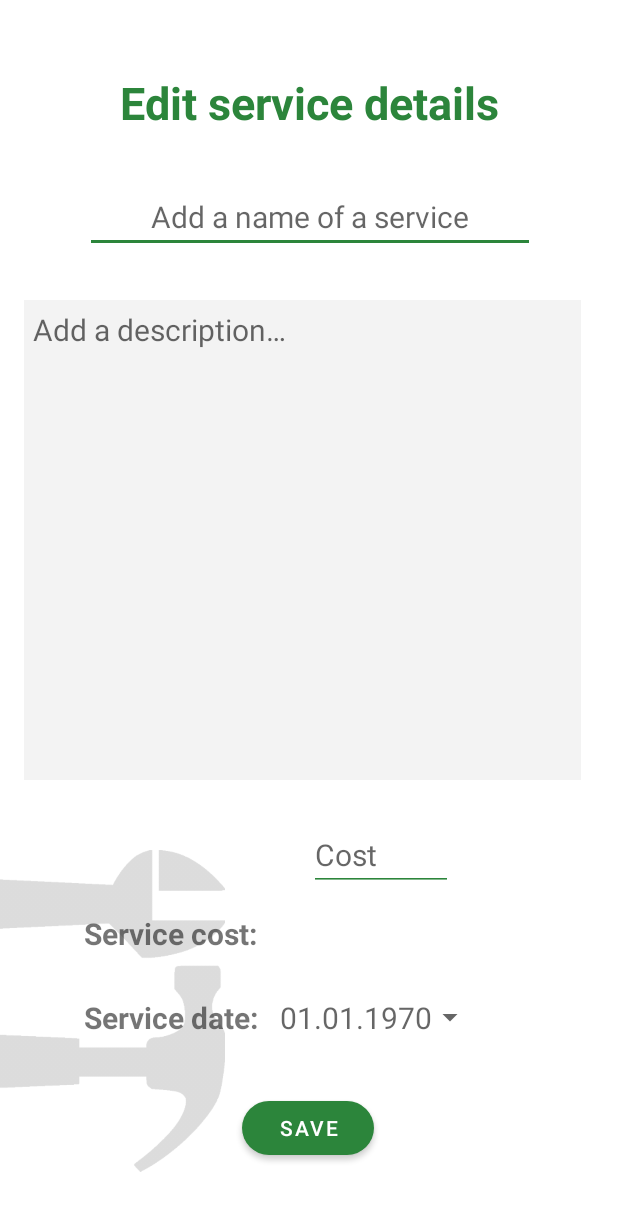
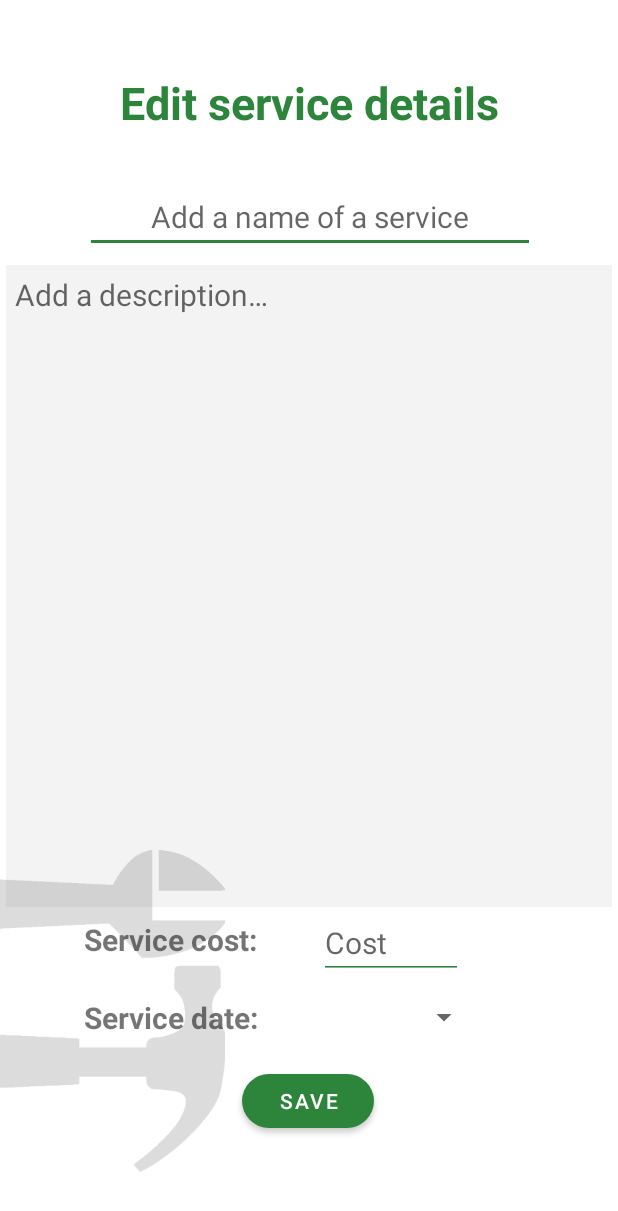
Before and after one commit to Pollongz/FuelApp, an Android app: the EditServiceActivity screen opened directly, with no data from a screen before it, on a phone screen of 412 x 824 dp. Shown: the top 1211 px of the screen. Run offline under Robolectric (Android 15) with nearby library versions, the light colour scheme and no system bars; Roboto replaces fonts that are not available here.

Commit message:
repairing the responsiveness of the application

```diff
--- a/app/src/main/res/layout/activity_edit_service.xml
+++ b/app/src/main/res/layout/activity_edit_service.xml
@@ -41,13 +41,17 @@
 
     <EditText
         android:id="@+id/editServiceDescEt"
-        android:layout_width="371dp"
-        android:layout_height="320dp"
-        android:layout_marginTop="200dp"
+        android:layout_width="0dp"
+        android:layout_height="0dp"
+        android:layout_marginStart="4dp"
+        android:layout_marginTop="8dp"
+        android:layout_marginEnd="4dp"
+        android:layout_marginBottom="8dp"
         android:background="#73E4E4E4"
         android:ems="10"
         android:gravity="start|top"
         android:hint="@string/add_a_description"
+        android:importantForAutofill="no"
         android:inputType="textMultiLine"
         android:lines="12"
         android:maxLength="400"
@@ -57,17 +61,17 @@
         android:paddingRight="6dp"
         android:paddingBottom="6dp"
         android:textSize="20sp"
+        app:layout_constraintBottom_toTopOf="@+id/titleServiceCostTv"
         app:layout_constraintEnd_toEndOf="parent"
         app:layout_constraintHorizontal_bias="0.39"
         app:layout_constraintStart_toStartOf="parent"
-        app:layout_constraintTop_toTopOf="parent"
-        android:importantForAutofill="no" />
+        app:layout_constraintTop_toBottomOf="@+id/editServiceTitleEt" />
 
     <EditText
         android:id="@+id/editServiceCostEt"
         android:layout_width="96dp"
         android:layout_height="wrap_content"
-        android:layout_marginTop="26dp"
+        android:layout_marginStart="4dp"
         android:layout_marginEnd="8dp"
         android:ems="10"
         android:gravity="start"
@@ -79,22 +83,27 @@
         android:textSize="20sp"
         app:backgroundTint="@color/main_color"
         app:layout_constraintEnd_toEndOf="parent"
-        app:layout_constraintHorizontal_bias="0.668"
-        app:layout_constraintStart_toStartOf="parent"
+        app:layout_constraintHorizontal_bias="0.278"
+        app:layout_constraintStart_toEndOf="@+id/titleServiceCostTv"
         app:layout_constraintTop_toBottomOf="@+id/editServiceDescEt" />
 
     <TextView
         android:id="@+id/editServiceDateTv"
         android:layout_width="wrap_content"
         android:layout_height="wrap_content"
+        android:layout_marginStart="4dp"
+        android:layout_marginTop="8dp"
         android:layout_marginEnd="100dp"
         android:layout_marginBottom="132dp"
         android:gravity="end"
-        android:hint="@string/_01_01_1970"
         android:textSize="20sp"
         app:drawableEndCompat="@drawable/ic_dropdown"
         app:layout_constraintBottom_toBottomOf="parent"
-        app:layout_constraintEnd_toEndOf="parent" />
+        app:layout_constraintEnd_toEndOf="parent"
+        app:layout_constraintHorizontal_bias="0.964"
+        app:layout_constraintStart_toEndOf="@+id/titleServiceDateTv"
+        app:layout_constraintTop_toBottomOf="@+id/editServiceCostEt"
+        app:layout_constraintVertical_bias="1.0" />
 
     <TextView
         android:id="@+id/titleServiceDateTv"
@@ -106,14 +115,16 @@
         android:textSize="20sp"
         android:textStyle="bold"
         app:layout_constraintBottom_toBottomOf="parent"
-        app:layout_constraintStart_toStartOf="parent" />
+        app:layout_constraintStart_toStartOf="parent"
+        app:layout_constraintTop_toBottomOf="@+id/titleServiceCostTv"
+        app:layout_constraintVertical_bias="1.0" />
 
     <TextView
         android:id="@+id/titleServiceCostTv"
         android:layout_width="wrap_content"
         android:layout_height="wrap_content"
         android:layout_marginStart="56dp"
-        android:layout_marginBottom="188dp"
+        android:layout_marginBottom="184dp"
         android:text="@string/service_cost"
         android:textSize="20sp"
         android:textStyle="bold"
@@ -133,6 +144,7 @@
         app:layout_constraintEnd_toEndOf="parent"
         app:layout_constraintHorizontal_bias="0.498"
         app:layout_constraintStart_toStartOf="parent"
+        app:layout_constraintTop_toBottomOf="@+id/titleServiceDateTv"
         app:rippleColor="#FFFFFF" />
 
     <ImageView
--- a/app/src/main/res/layout/fragment_profile.xml
+++ b/app/src/main/res/layout/fragment_profile.xml
@@ -18,7 +18,7 @@
         android:layout_marginEnd="16dp"
         android:drawableEnd="@drawable/ic_delete"
         android:text="@string/delete"
-        android:textColor="@color/string"
+        android:textColor="@color/white"
         app:backgroundTint="@color/redish"
         app:cornerRadius="25dp"
         app:layout_constraintEnd_toEndOf="parent"
@@ -211,7 +211,7 @@
 
     <TextView
         android:id="@+id/myInspectionDate"
-        android:layout_width="179dp"
+        android:layout_width="wrap_content"
         android:layout_height="wrap_content"
         android:layout_marginTop="22dp"
         android:layout_marginEnd="16dp"
--- a/build.gradle
+++ b/build.gradle
@@ -5,7 +5,7 @@ buildscript {
         jcenter()
     }
     dependencies {
-        classpath "com.android.tools.build:gradle:4.1.2"
+        classpath 'com.android.tools.build:gradle:4.1.3'
 
         // NOTE: Do not place your application dependencies here; they belong
         // in the individual module build.gradle files
```
Also changed, not shown: app/src/main/res/drawable/ic_delete.xml (+4 -10 lines), app/src/main/res/drawable/ic_edit.xml (+4 -8 lines), app/src/main/res/layout/activity_add_fuel.xml (+7 -4 lines), app/src/main/res/layout/activity_add_service.xml (+18 -9 lines), app/src/main/res/layout/activity_add_vehicle.xml (+18 -11 lines), app/src/main/res/layout/activity_edit_vehicle.xml (+23 -3 lines), app/src/main/res/layout/activity_main.xml (+18 -24 lines), app/src/main/res/layout/activity_service.xml (+4 -4 lines), app/src/main/res/layout/activity_service_details.xml (+7 -3 lines), app/src/main/res/layout/list_fuel.xml (+14 -6 lines), app/src/main/res/layout/list_service.xml (+6 -3 lines).
